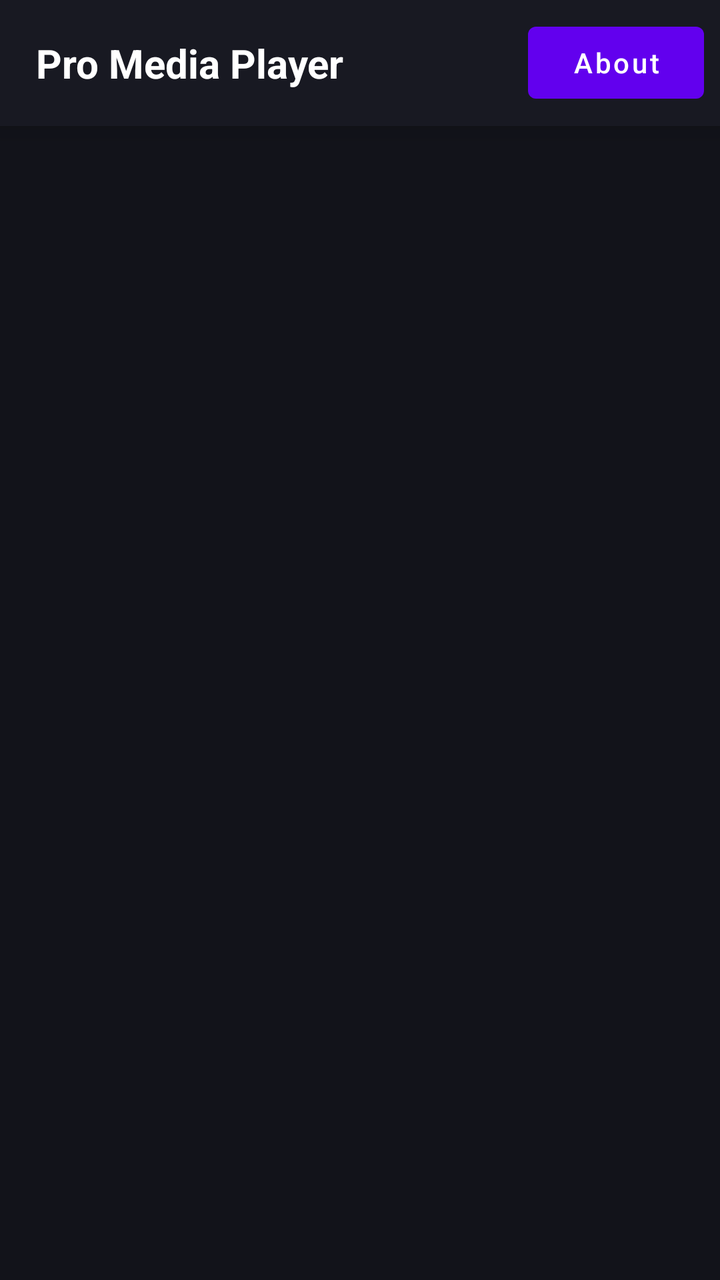
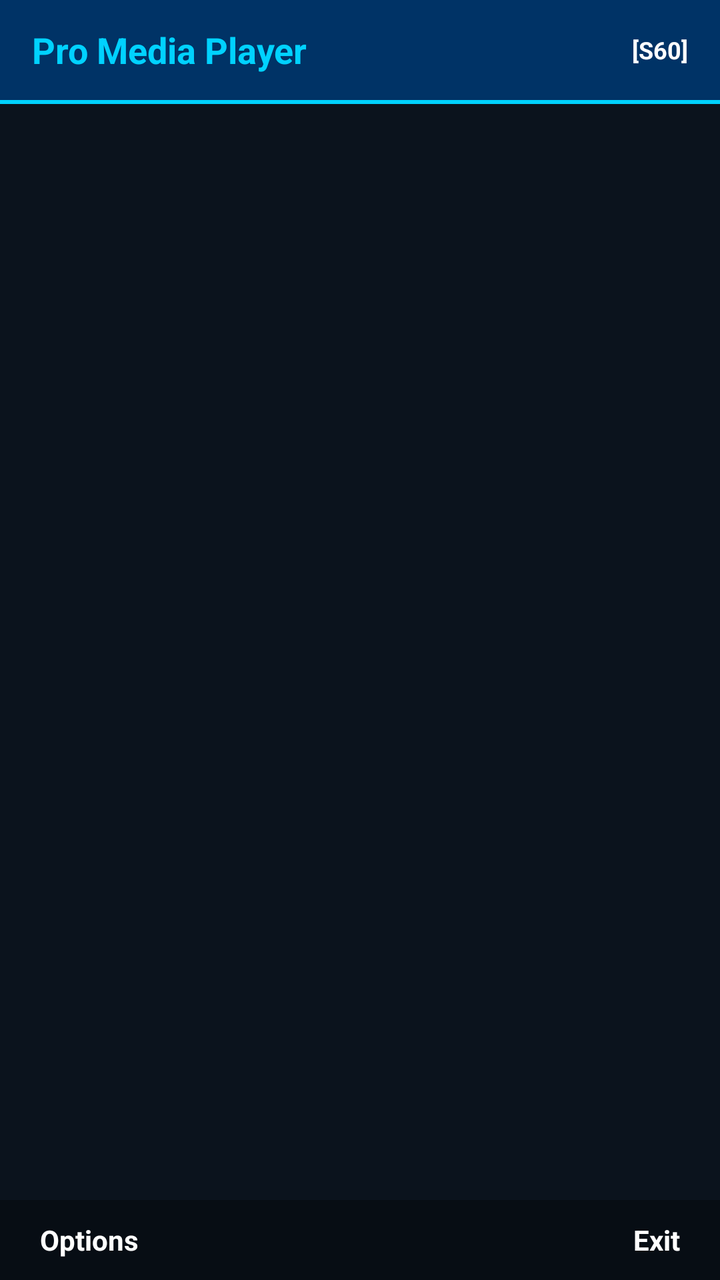

Two renders of the same Android screen: before a commit and after it. Below are the layout's source before the change and the commit's diff.
<!-- AndroidManifest.xml: application theme Theme.MaterialComponents.DayNight.NoActionBar -->
<!-- res/layout/activity_main.xml -->
<?xml version="1.0" encoding="utf-8"?>
<LinearLayout 
    xmlns:android="http://schemas.android.com/apk/res/android"
    xmlns:app="http://schemas.android.com/apk/res-auto"
    android:layout_width="match_parent"
    android:layout_height="match_parent"
    android:orientation="vertical"
    android:background="#12131A">

    
    <com.google.android.material.card.MaterialCardView
        android:layout_width="match_parent"
        android:layout_height="wrap_content"
        app:cardBackgroundColor="#181922"
        app:cardCornerRadius="0dp"
        app:cardElevation="8dp"
        app:strokeWidth="0dp">

        <LinearLayout
            android:layout_width="match_parent"
            android:layout_height="wrap_content"
            android:orientation="horizontal"
            android:gravity="center_vertical">

            <TextView
                android:layout_width="0dp"
                android:layout_height="wrap_content"
                android:layout_weight="1"
                android:text="Pro Media Player"
                android:textColor="#FFFFFF"
                android:textSize="20sp"
                android:textStyle="bold"
                android:padding="18dp" />

            <com.google.android.material.button.MaterialButton
                android:id="@+id/buttonAbout"
                android:layout_width="wrap_content"
                android:layout_height="wrap_content"
                android:text="About"
                android:textAllCaps="false"
                android:layout_marginEnd="8dp" />
        </LinearLayout>
    </com.google.android.material.card.MaterialCardView>

    
    <androidx.recyclerview.widget.RecyclerView
        android:id="@+id/recyclerViewFolders"
        android:layout_width="match_parent"
        android:layout_height="match_parent"
        android:paddingTop="10dp"
        android:paddingBottom="16dp"
        android:clipToPadding="false" />

</LinearLayout>
<!-- resources referenced by this layout -->
<resources>

</resources>

<!-- the commit's change to res/layout/activity_main.xml (unified diff, before → after) -->
@@ -1,54 +1,83 @@
 <?xml version="1.0" encoding="utf-8"?>
-<LinearLayout 
-    xmlns:android="http://schemas.android.com/apk/res/android"
-    xmlns:app="http://schemas.android.com/apk/res-auto"
+<RelativeLayout xmlns:android="http://schemas.android.com/apk/res/android"
     android:layout_width="match_parent"
     android:layout_height="match_parent"
-    android:orientation="vertical"
-    android:background="#12131A">
+    android:background="@color/symbian_bg">
 
     
-    <com.google.android.material.card.MaterialCardView
+    <LinearLayout
+        android:id="@+id/symbianHeader"
         android:layout_width="match_parent"
-        android:layout_height="wrap_content"
-        app:cardBackgroundColor="#181922"
-        app:cardCornerRadius="0dp"
-        app:cardElevation="8dp"
-        app:strokeWidth="0dp">
+        android:layout_height="50dp"
+        android:layout_alignParentTop="true"
+        android:background="@color/symbian_header_start"
+        android:gravity="center_vertical"
+        android:orientation="horizontal"
+        android:paddingHorizontal="16dp">
 
-        <LinearLayout
-            android:layout_width="match_parent"
+        <TextView
+            android:layout_width="0dp"
             android:layout_height="wrap_content"
-            android:orientation="horizontal"
-            android:gravity="center_vertical">
+            android:layout_weight="1"
+            android:text="Pro Media Player"
+            android:textColor="@color/symbian_cyan"
+            android:textSize="18sp"
+            android:textStyle="bold" />
 
-            <TextView
-                android:layout_width="0dp"
-                android:layout_height="wrap_content"
-                android:layout_weight="1"
-                android:text="Pro Media Player"
-                android:textColor="#FFFFFF"
-                android:textSize="20sp"
-                android:textStyle="bold"
-                android:padding="18dp" />
+        <TextView
+            android:layout_width="wrap_content"
+            android:layout_height="wrap_content"
+            android:text="[S60]"
+            android:textColor="@color/symbian_white"
+            android:textSize="12sp"
+            android:textStyle="bold" />
+    </LinearLayout>
 
-            <com.google.android.material.button.MaterialButton
-                android:id="@+id/buttonAbout"
-                android:layout_width="wrap_content"
-                android:layout_height="wrap_content"
-                android:text="About"
-                android:textAllCaps="false"
-                android:layout_marginEnd="8dp" />
-        </LinearLayout>
-    </com.google.android.material.card.MaterialCardView>
+    <View
+        android:id="@+id/headerDivider"
+        android:layout_width="match_parent"
+        android:layout_height="2dp"
+        android:layout_below="@id/symbianHeader"
+        android:background="@color/symbian_cyan" />
 
     
     <androidx.recyclerview.widget.RecyclerView
-        android:id="@+id/recyclerViewFolders"
+        android:id="@+id/rvFolders"
         android:layout_width="match_parent"
         android:layout_height="match_parent"
-        android:paddingTop="10dp"
-        android:paddingBottom="16dp"
-        android:clipToPadding="false" />
+        android:layout_above="@id/symbianSoftkeyBar"
+        android:layout_below="@id/headerDivider"
+        android:padding="6dp" />
 
-</LinearLayout>
+    
+    <LinearLayout
+        android:id="@+id/symbianSoftkeyBar"
+        android:layout_width="match_parent"
+        android:layout_height="40dp"
+        android:layout_alignParentBottom="true"
+        android:background="@color/symbian_softkey_bg"
+        android:gravity="center_vertical"
+        android:orientation="horizontal"
+        android:paddingHorizontal="20dp">
+
+        <TextView
+            android:id="@+id/btnOptions"
+            android:layout_width="0dp"
+            android:layout_height="wrap_content"
+            android:layout_weight="1"
+            android:text="Options"
+            android:textColor="@color/symbian_white"
+            android:textSize="14sp"
+            android:textStyle="bold" />
+
+        <TextView
+            android:id="@+id/btnExit"
+            android:layout_width="wrap_content"
+            android:layout_height="wrap_content"
+            android:text="Exit"
+            android:textColor="@color/symbian_white"
+            android:textSize="14sp"
+            android:textStyle="bold" />
+    </LinearLayout>
+
+</RelativeLayout>
<!-- resource entries referenced after the edit -->
@@ -1,5 +1,9 @@
 <!-- resources referenced by this layout -->
 <resources>
-
+  <color name="symbian_bg">#0B131D</color>
+  <color name="symbian_cyan">#00D2FF</color>
+  <color name="symbian_header_start">#003366</color>
+  <color name="symbian_softkey_bg">#070D14</color>
+  <color name="symbian_white">#FFFFFF</color>
 </resources>
 
